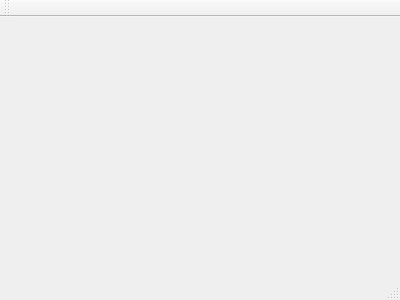
groakat/chunkyH264, file mainwindow.ui: the form before one commit.
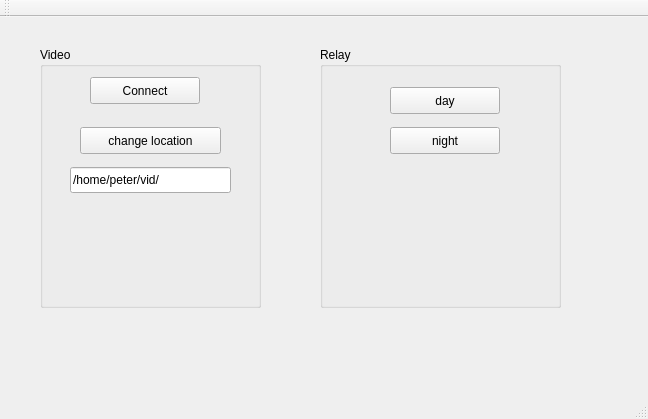
The form after the commit.

Diff of the .ui file:
```diff
--- a/mainwindow.ui
+++ b/mainwindow.ui
@@ -1,24 +1,131 @@
 <ui version="4.0">
  <class>MainWindow</class>
- <widget class="QMainWindow" name="MainWindow" >
-  <property name="geometry" >
+ <widget class="QMainWindow" name="MainWindow">
+  <property name="geometry">
    <rect>
     <x>0</x>
     <y>0</y>
-    <width>400</width>
-    <height>300</height>
+    <width>648</width>
+    <height>419</height>
    </rect>
   </property>
   <property name="windowTitle" >
    <string>MainWindow</string>
   </property>
-  <widget class="QMenuBar" name="menuBar" />
-  <widget class="QToolBar" name="mainToolBar" />
-  <widget class="QWidget" name="centralWidget" />
-  <widget class="QStatusBar" name="statusBar" />
+  <widget class="QWidget" name="centralWidget">
+   <widget class="QGroupBox" name="groupBox">
+    <property name="geometry">
+     <rect>
+      <x>40</x>
+      <y>30</y>
+      <width>221</width>
+      <height>261</height>
+     </rect>
+    </property>
+    <property name="title">
+     <string>Video</string>
+    </property>
+    <widget class="QPushButton" name="pushButton">
+     <property name="geometry">
+      <rect>
+       <x>50</x>
+       <y>30</y>
+       <width>110</width>
+       <height>27</height>
+      </rect>
+     </property>
+     <property name="text">
+      <string>Connect</string>
+     </property>
+    </widget>
+    <widget class="QPushButton" name="pushButton_2">
+     <property name="geometry">
+      <rect>
+       <x>40</x>
+       <y>80</y>
+       <width>141</width>
+       <height>27</height>
+      </rect>
+     </property>
+     <property name="text">
+      <string>change location</string>
+     </property>
+    </widget>
+    <widget class="QLineEdit" name="lineEdit">
+     <property name="geometry">
+      <rect>
+       <x>30</x>
+       <y>120</y>
+       <width>161</width>
+       <height>26</height>
+      </rect>
+     </property>
+     <property name="text">
+      <string>/home/peter/vid/</string>
+     </property>
+    </widget>
+   </widget>
+   <widget class="QGroupBox" name="groupBox_2">
+    <property name="geometry">
+     <rect>
+      <x>320</x>
+      <y>30</y>
+      <width>241</width>
+      <height>261</height>
+     </rect>
+    </property>
+    <property name="title">
+     <string>Relay</string>
+    </property>
+    <widget class="QPushButton" name="pushButton_3">
+     <property name="geometry">
+      <rect>
+       <x>70</x>
+       <y>40</y>
+       <width>110</width>
+       <height>27</height>
+      </rect>
+     </property>
+     <property name="text">
+      <string>day</string>
+     </property>
+    </widget>
+    <widget class="QPushButton" name="pushButton_4">
+     <property name="geometry">
+      <rect>
+       <x>70</x>
+       <y>80</y>
+       <width>110</width>
+       <height>27</height>
+      </rect>
+     </property>
+     <property name="text">
+      <string>night</string>
+     </property>
+    </widget>
+   </widget>
+  </widget>
+  <widget class="QMenuBar" name="menuBar">
+   <property name="geometry">
+    <rect>
+     <x>0</x>
+     <y>0</y>
+     <width>648</width>
+     <height>24</height>
+    </rect>
+   </property>
+  </widget>
+  <widget class="QToolBar" name="mainToolBar">
+   <attribute name="toolBarArea">
+    <enum>TopToolBarArea</enum>
+   </attribute>
+   <attribute name="toolBarBreak">
+    <bool>false</bool>
+   </attribute>
+  </widget>
+  <widget class="QStatusBar" name="statusBar"/>
  </widget>
- <layoutDefault spacing="6" margin="11" />
- <pixmapfunction></pixmapfunction>
+ <layoutdefault spacing="6" margin="11"/>
  <resources/>
  <connections/>
 </ui>
```
Left out of the diff: 3 changed lines with no effect on the pictures.
